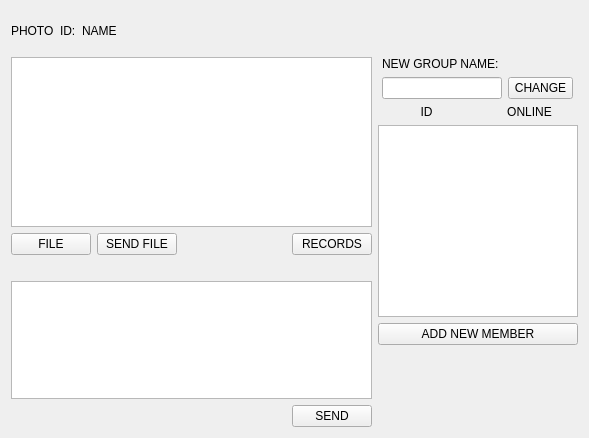
bitlinux/qtchat, file Chat0.1/chat/group_chat.ui: the form before one commit.
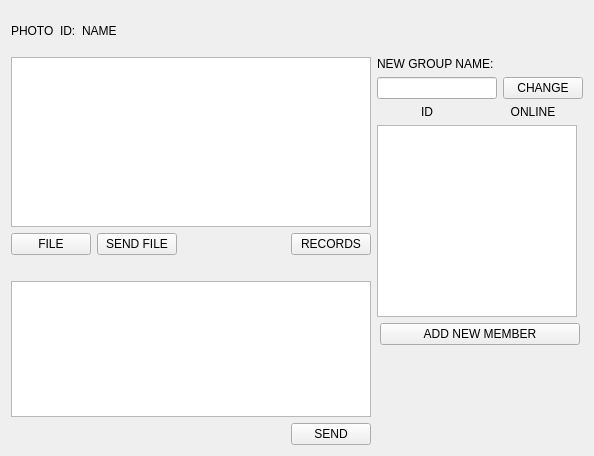
The form after the commit.

Patch:
```diff
--- a/Chat0.1/chat/group_chat.ui
+++ b/Chat0.1/chat/group_chat.ui
@@ -6,8 +6,8 @@
    <rect>
     <x>0</x>
     <y>0</y>
-    <width>589</width>
-    <height>438</height>
+    <width>594</width>
+    <height>456</height>
    </rect>
   </property>
   <property name="windowTitle">
@@ -230,7 +230,7 @@
                 <widget class="QPushButton" name="change">
                  <property name="minimumSize">
                   <size>
-                   <width>65</width>
+                   <width>80</width>
                    <height>0</height>
                   </size>
                  </property>
```
